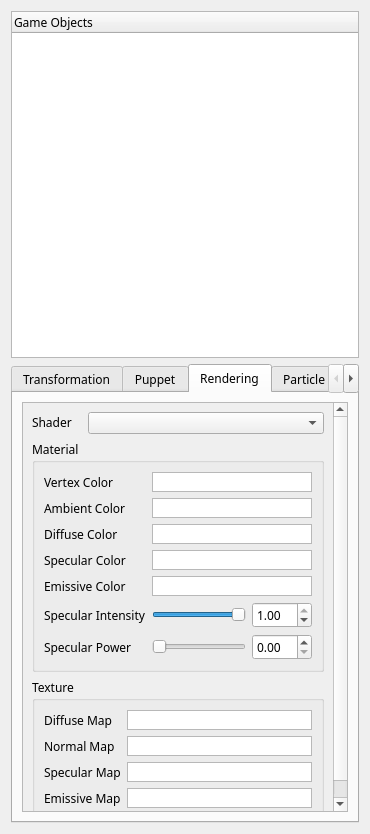
The window that Source/UI/HierarchyWidget.ui (kevinmore/Project-Nebula) describes before a commit, drawn with Qt 5.
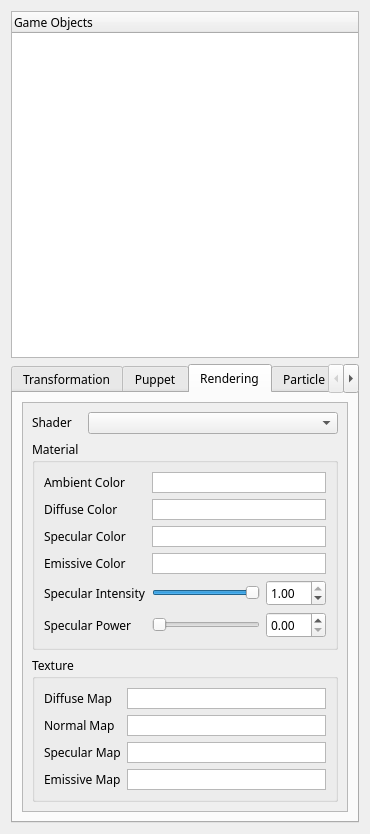
The same window after the commit.

Commit message: Finished Toon Shading, Remoed VertexColor

Patch:
```diff
--- a/Source/UI/HierarchyWidget.ui
+++ b/Source/UI/HierarchyWidget.ui
@@ -569,8 +569,8 @@
            <rect>
             <x>0</x>
             <y>0</y>
-            <width>309</width>
-            <height>417</height>
+            <width>326</width>
+            <height>407</height>
            </rect>
           </property>
           <layout class="QVBoxLayout" name="verticalLayout_16">
@@ -624,7 +624,7 @@
              <layout class="QVBoxLayout" name="verticalLayout_12">
               <item>
                <layout class="QGridLayout" name="gridLayout_3">
-                <item row="5" column="1">
+                <item row="4" column="1">
                  <layout class="QHBoxLayout" name="horizontalLayout_13">
                   <item>
                    <widget class="QSlider" name="horizontalSlider_ShininessStrength">
@@ -672,7 +672,7 @@
                   </item>
                  </layout>
                 </item>
-                <item row="6" column="1">
+                <item row="5" column="1">
                  <layout class="QHBoxLayout" name="horizontalLayout_14">
                   <item>
                    <widget class="QSlider" name="horizontalSlider_Shininess">
@@ -717,7 +717,7 @@
                   </item>
                  </layout>
                 </item>
-                <item row="1" column="0">
+                <item row="0" column="0">
                  <widget class="QLabel" name="label_43">
                   <property name="sizePolicy">
                    <sizepolicy hsizetype="Preferred" vsizetype="Preferred">
@@ -733,7 +733,7 @@
                   </property>
                  </widget>
                 </item>
-                <item row="2" column="0">
+                <item row="1" column="0">
                  <widget class="QLabel" name="label_44">
                   <property name="sizePolicy">
                    <sizepolicy hsizetype="Preferred" vsizetype="Preferred">
@@ -749,7 +749,7 @@
                   </property>
                  </widget>
                 </item>
-                <item row="1" column="1">
+                <item row="0" column="1">
                  <widget class="QGraphicsView" name="graphicsView_AmbientColorPicker">
                   <property name="sizePolicy">
                    <sizepolicy hsizetype="Minimum" vsizetype="Minimum">
@@ -765,7 +765,7 @@
                   </property>
                  </widget>
                 </item>
-                <item row="2" column="1">
+                <item row="1" column="1">
                  <widget class="QGraphicsView" name="graphicsView_DiffuseColorPicker">
                   <property name="sizePolicy">
                    <sizepolicy hsizetype="Minimum" vsizetype="Minimum">
@@ -781,7 +781,7 @@
                   </property>
                  </widget>
                 </item>
-                <item row="5" column="0">
+                <item row="4" column="0">
                  <widget class="QLabel" name="label_47">
                   <property name="sizePolicy">
                    <sizepolicy hsizetype="Preferred" vsizetype="Preferred">
@@ -797,7 +797,7 @@
                   </property>
                  </widget>
                 </item>
-                <item row="4" column="1">
+                <item row="3" column="1">
                  <widget class="QGraphicsView" name="graphicsView_EmissiveColorPicker">
                   <property name="sizePolicy">
                    <sizepolicy hsizetype="Minimum" vsizetype="Minimum">
@@ -813,7 +813,7 @@
                   </property>
                  </widget>
                 </item>
-                <item row="4" column="0">
+                <item row="3" column="0">
                  <widget class="QLabel" name="label_46">
                   <property name="sizePolicy">
                    <sizepolicy hsizetype="Preferred" vsizetype="Preferred">
@@ -829,7 +829,7 @@
                   </property>
                  </widget>
                 </item>
-                <item row="3" column="0">
+                <item row="2" column="0">
                  <widget class="QLabel" name="label_45">
                   <property name="sizePolicy">
                    <sizepolicy hsizetype="Preferred" vsizetype="Preferred">
@@ -845,7 +845,7 @@
                   </property>
                  </widget>
                 </item>
-                <item row="3" column="1">
+                <item row="2" column="1">
                  <widget class="QGraphicsView" name="graphicsView_SpecularColorPicker">
                   <property name="sizePolicy">
                    <sizepolicy hsizetype="Minimum" vsizetype="Minimum">
@@ -861,7 +861,7 @@
                   </property>
                  </widget>
                 </item>
-                <item row="6" column="0">
+                <item row="5" column="0">
                  <widget class="QLabel" name="label_48">
                   <property name="sizePolicy">
                    <sizepolicy hsizetype="Preferred" vsizetype="Preferred">
@@ -877,38 +877,6 @@
                   </property>
                  </widget>
                 </item>
-                <item row="0" column="0">
-                 <widget class="QLabel" name="label_35">
-                  <property name="sizePolicy">
-                   <sizepolicy hsizetype="Preferred" vsizetype="Preferred">
-                    <horstretch>0</horstretch>
-                    <verstretch>0</verstretch>
-                   </sizepolicy>
-                  </property>
-                  <property name="text">
-                   <string>Vertex Color</string>
-                  </property>
-                  <property name="alignment">
-                   <set>Qt::AlignLeading|Qt::AlignLeft|Qt::AlignVCenter</set>
-                  </property>
-                 </widget>
-                </item>
-                <item row="0" column="1">
-                 <widget class="QGraphicsView" name="graphicsView_VertexColorPicker">
-                  <property name="sizePolicy">
-                   <sizepolicy hsizetype="Minimum" vsizetype="Minimum">
-                    <horstretch>0</horstretch>
-                    <verstretch>0</verstretch>
-                   </sizepolicy>
-                  </property>
-                  <property name="minimumSize">
-                   <size>
-                    <width>20</width>
-                    <height>20</height>
-                   </size>
-                  </property>
-                 </widget>
-                </item>
                </layout>
               </item>
              </layout>
```
The commit also changes 13 other files.
